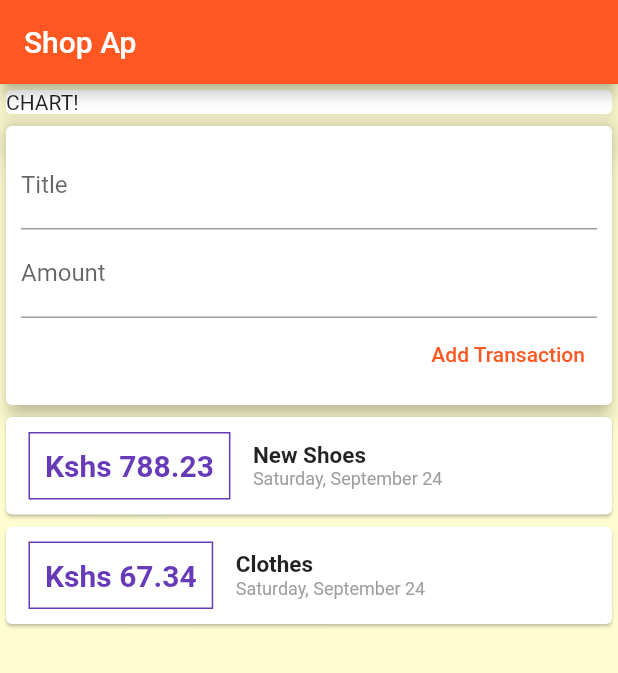
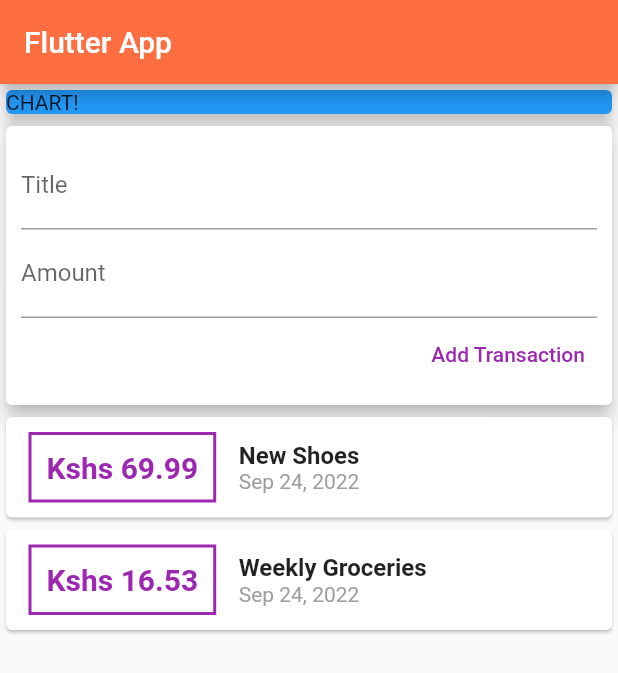
Before and after one commit to ZealKamau/usefull_flutter_app, a Flutter app: the screen it shows after launch, on a phone screen of 412 x 824 dp. Shown: the top 673 px of the screen. Run offline on Flutter 3.47's test engine with Material 2 defaults, Android fonts, the phone set to English and light mode, and no system bars.

Commit message:
Successfull change of state

```diff
--- a/lib/transaction.dart
+++ b/lib/Models/transaction.dart
@@ -1,10 +1,10 @@
 import 'package:flutter/foundation.dart';
 
 class Transaction {
-  String id;
-  String title;
-  double amount;
-  DateTime date;
+  final String id;
+  final String title;
+  final double amount;
+  final DateTime date;
 
   Transaction({
     @required this.id,
--- a/lib/main.dart
+++ b/lib/main.dart
@@ -1,6 +1,6 @@
 import 'package:flutter/material.dart';
-import './transaction.dart';
-import 'package:intl/intl.dart';
+
+import './widgets/user_transactions.dart';
 
 void main() => runApp(MyApp());
 
@@ -15,103 +15,33 @@
 }
 
 class MyHomePage extends StatelessWidget {
-  final List<Transaction> transactions = [
-    Transaction(
-        id: "H6", title: "New Shoes", amount: 788.23, date: DateTime.now()),
-    Transaction(
-        id: 'H50', title: 'Clothes', amount: 67.34, date: DateTime.now()),
-  ];
+  // String titleInput;
+  // String amountInput;
+  final titleController = TextEditingController();
+  final amountController = TextEditingController();
+
   @override
   Widget build(BuildContext context) {
     return Scaffold(
-        backgroundColor: Color(0xFFFFFDD0),
       appBar: AppBar(
-          backgroundColor: Colors.deepOrange,
-          title: Text('Shop Ap'),
+        backgroundColor: Colors.deepOrangeAccent,
+        title: Text('Flutter App'),
       ),
       body: Column(
-          //mainAxisAlignment: MainAxisAlignment.spaceEvenly,
+        // mainAxisAlignment: MainAxisAlignment.start,
         crossAxisAlignment: CrossAxisAlignment.stretch,
         children: <Widget>[
           Container(
             width: double.infinity,
             child: Card(
-                color: Colors.white,
-                elevation: 10,
-                child: Text(
-                  'CHART!',
+              color: Colors.blue,
+              child: Text('CHART!'),
+              elevation: 5,
             ),
           ),
-            ),
-            Card(
-              elevation: 5,
-              child: Container(
-                padding: EdgeInsets.all(10),
-                child: Column(
-                  crossAxisAlignment: CrossAxisAlignment.end,
-                  children: [
-                    TextField(
-                      decoration: InputDecoration(labelText: "Title"),
-                    ),
-                    TextField(
-                      decoration: InputDecoration(labelText: "Amount"),
-                    ),
-                    TextButton(
-                      child: Text("Add Transaction"),
-                      style: ButtonStyle(
-                          foregroundColor: MaterialStateProperty.all<Color>(
-                              Colors.deepOrange)),
-                      onPressed: () {},
-                    ),
+          UserTransactions()
         ],
       ),
-              ),
-            ),
-            Column(
-              children: transactions.map((tx) {
-                return Card(
-                  child: Row(children: [
-                    Container(
-                      margin: EdgeInsets.symmetric(
-                        vertical: 10,
-                        horizontal: 15,
-                      ),
-                      decoration: BoxDecoration(
-                        border: Border.all(
-                          color: Colors.deepPurple,
-                          width: 1,
-                        ),
-                      ),
-                      padding: EdgeInsets.all(10),
-                      child: Text(
-                        "Kshs ${tx.amount}",
-                        style: TextStyle(
-                            fontWeight: FontWeight.bold,
-                            fontSize: 20,
-                            color: Colors.deepPurple),
-                      ),
-                    ),
-                    Column(
-                      crossAxisAlignment: CrossAxisAlignment.start,
-                      children: [
-                        Text(
-                          tx.title,
-                          style: TextStyle(
-                            fontWeight: FontWeight.bold,
-                            fontSize: 15,
-                          ),
-                        ),
-                        Text(
-                          DateFormat.MMMMEEEEd().format(tx.date),
-                          style: TextStyle(color: Colors.grey, fontSize: 12),
-                        ),
-                      ],
-                    )
-                  ]),
     );
-              }).toList(),
-            ),
-          ],
-        ));
   }
 }
--- /dev/null
+++ b/lib/widgets/new_transaction.dart
@@ -0,0 +1,48 @@
+import 'dart:ui';
+
+import 'package:flutter/material.dart';
+
+class NewTransaction extends StatelessWidget {
+  final Function addTx;
+  final titleController = TextEditingController();
+  final amountController = TextEditingController();
+
+  NewTransaction(this.addTx);
+
+  @override
+  Widget build(BuildContext context) {
+    return Card(
+      elevation: 5,
+      child: Container(
+        padding: EdgeInsets.all(10),
+        child: Column(
+          crossAxisAlignment: CrossAxisAlignment.end,
+          children: <Widget>[
+            TextField(
+              decoration: InputDecoration(labelText: 'Title'),
+              controller: titleController,
+              // onChanged: (val) {
+              //   titleInput = val;
+              // },
+            ),
+            TextField(
+              decoration: InputDecoration(labelText: 'Amount'),
+              controller: amountController,
+              // onChanged: (val) => amountInput = val,
+            ),
+            TextButton(
+              child: Text('Add Transaction'),
+              style: TextButton.styleFrom(foregroundColor: Colors.purple),
+              onPressed: () {
+                addTx(
+                  titleController.text,
+                  double.parse(amountController.text),
+                );
+              },
+            ),
+          ],
+        ),
+      ),
+    );
+  }
+}
--- /dev/null
+++ b/lib/widgets/transaction_list.dart
@@ -0,0 +1,63 @@
+import 'package:flutter/material.dart';
+import 'package:intl/intl.dart';
+
+import '../models/transaction.dart';
+
+class TransactionList extends StatelessWidget {
+  final List<Transaction> transactions;
+
+  TransactionList(this.transactions);
+
+  @override
+  Widget build(BuildContext context) {
+    return Column(
+      children: transactions.map((tx) {
+        return Card(
+          child: Row(
+            children: <Widget>[
+              Container(
+                margin: EdgeInsets.symmetric(
+                  vertical: 10,
+                  horizontal: 15,
+                ),
+                decoration: BoxDecoration(
+                  border: Border.all(
+                    color: Colors.purple,
+                    width: 2,
+                  ),
+                ),
+                padding: EdgeInsets.all(10),
+                child: Text(
+                  'Kshs ${tx.amount}',
+                  style: TextStyle(
+                    fontWeight: FontWeight.bold,
+                    fontSize: 20,
+                    color: Colors.purple,
+                  ),
+                ),
+              ),
+              Column(
+                crossAxisAlignment: CrossAxisAlignment.start,
+                children: <Widget>[
+                  Text(
+                    tx.title,
+                    style: TextStyle(
+                      fontSize: 16,
+                      fontWeight: FontWeight.bold,
+                    ),
+                  ),
+                  Text(
+                    DateFormat.yMMMd().format(tx.date),
+                    style: TextStyle(
+                      color: Colors.grey,
+                    ),
+                  ),
+                ],
+              ),
+            ],
+          ),
+        );
+      }).toList(),
+    );
+  }
+}
--- /dev/null
+++ b/lib/widgets/user_transactions.dart
@@ -0,0 +1,50 @@
+import 'package:flutter/material.dart';
+
+import './new_transaction.dart';
+import './transaction_list.dart';
+import '../models/transaction.dart';
+
+class UserTransactions extends StatefulWidget {
+  @override
+  _UserTransactionsState createState() => _UserTransactionsState();
+}
+
+class _UserTransactionsState extends State<UserTransactions> {
+  final List<Transaction> _userTransactions = [
+    Transaction(
+      id: 't1',
+      title: 'New Shoes',
+      amount: 69.99,
+      date: DateTime.now(),
+    ),
+    Transaction(
+      id: 't2',
+      title: 'Weekly Groceries',
+      amount: 16.53,
+      date: DateTime.now(),
+    ),
+  ];
+
+  void _addNewTransaction(String txTitle, double txAmount) {
+    final newTx = Transaction(
+      title: txTitle,
+      amount: txAmount,
+      date: DateTime.now(),
+      id: DateTime.now().toString(),
+    );
+
+    setState(() {
+      _userTransactions.add(newTx);
+    });
+  }
+
+  @override
+  Widget build(BuildContext context) {
+    return Column(
+      children: <Widget>[
+        NewTransaction(_addNewTransaction),
+        TransactionList(_userTransactions),
+      ],
+    );
+  }
+}
```
Also changed, not shown: pubspec.yaml (+7 -11 lines), pubspec.lock. Lines whose indentation alone changed are shown as unchanged.
